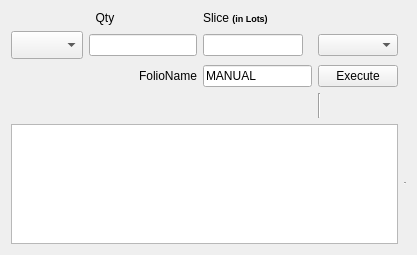
yashnmehta1/Autotrader-Reborn, file Resourses/UI/multiOrder.ui: the form before one commit.
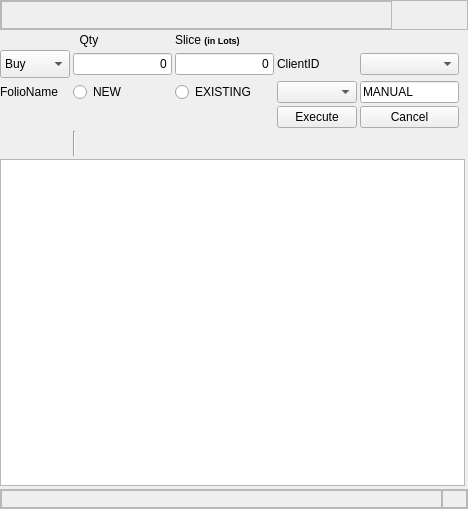
The form after the commit. Icons and pictures are not drawn.

Commit message: multi orders

The edit to the form file:
```diff
--- a/Resourses/UI/multiOrder.ui
+++ b/Resourses/UI/multiOrder.ui
@@ -6,15 +6,142 @@
    <rect>
     <x>0</x>
     <y>0</y>
-    <width>417</width>
-    <height>255</height>
+    <width>468</width>
+    <height>509</height>
    </rect>
   </property>
   <property name="windowTitle">
    <string>Form</string>
   </property>
   <layout class="QGridLayout" name="gridLayout">
-   <item row="2" column="1">
+   <property name="leftMargin">
+    <number>0</number>
+   </property>
+   <property name="topMargin">
+    <number>0</number>
+   </property>
+   <property name="rightMargin">
+    <number>0</number>
+   </property>
+   <property name="bottomMargin">
+    <number>0</number>
+   </property>
+   <property name="spacing">
+    <number>3</number>
+   </property>
+   <item row="3" column="4">
+    <widget class="QLabel" name="label_4">
+     <property name="text">
+      <string>ClientID</string>
+     </property>
+    </widget>
+   </item>
+   <item row="10" column="1" colspan="8">
+    <widget class="QFrame" name="frame_3">
+     <property name="minimumSize">
+      <size>
+       <width>0</width>
+       <height>20</height>
+      </size>
+     </property>
+     <property name="frameShape">
+      <enum>QFrame::StyledPanel</enum>
+     </property>
+     <property name="frameShadow">
+      <enum>QFrame::Raised</enum>
+     </property>
+     <layout class="QGridLayout" name="gridLayout_2">
+      <property name="leftMargin">
+       <number>0</number>
+      </property>
+      <property name="topMargin">
+       <number>0</number>
+      </property>
+      <property name="rightMargin">
+       <number>0</number>
+      </property>
+      <property name="bottomMargin">
+       <number>0</number>
+      </property>
+      <property name="spacing">
+       <number>0</number>
+      </property>
+      <item row="0" column="0">
+       <widget class="QFrame" name="frame_5">
+        <property name="frameShape">
+         <enum>QFrame::StyledPanel</enum>
+        </property>
+        <property name="frameShadow">
+         <enum>QFrame::Raised</enum>
+        </property>
+       </widget>
+      </item>
+      <item row="0" column="1">
+       <widget class="QFrame" name="sGripFrame">
+        <property name="maximumSize">
+         <size>
+          <width>25</width>
+          <height>25</height>
+         </size>
+        </property>
+        <property name="frameShape">
+         <enum>QFrame::StyledPanel</enum>
+        </property>
+        <property name="frameShadow">
+         <enum>QFrame::Raised</enum>
+        </property>
+       </widget>
+      </item>
+     </layout>
+    </widget>
+   </item>
+   <item row="4" column="2">
+    <widget class="QRadioButton" name="rbNewFolio">
+     <property name="text">
+      <string>NEW</string>
+     </property>
+    </widget>
+   </item>
+   <item row="3" column="3">
+    <widget class="QLineEdit" name="leSlice">
+     <property name="maximumSize">
+      <size>
+       <width>200</width>
+       <height>16777215</height>
+      </size>
+     </property>
+     <property name="text">
+      <string>0</string>
+     </property>
+     <property name="alignment">
+      <set>Qt::AlignRight|Qt::AlignTrailing|Qt::AlignVCenter</set>
+     </property>
+    </widget>
+   </item>
+   <item row="3" column="2">
+    <widget class="QLineEdit" name="leQty">
+     <property name="maximumSize">
+      <size>
+       <width>500</width>
+       <height>16777215</height>
+      </size>
+     </property>
+     <property name="text">
+      <string>0</string>
+     </property>
+     <property name="alignment">
+      <set>Qt::AlignRight|Qt::AlignTrailing|Qt::AlignVCenter</set>
+     </property>
+    </widget>
+   </item>
+   <item row="1" column="2">
+    <widget class="QLabel" name="label">
+     <property name="text">
+      <string>  Qty</string>
+     </property>
+    </widget>
+   </item>
+   <item row="3" column="1">
     <widget class="QComboBox" name="cbOrderType">
      <property name="sizePolicy">
       <sizepolicy hsizetype="Maximum" vsizetype="Minimum">
@@ -28,63 +155,258 @@
        <height>28</height>
       </size>
      </property>
+     <item>
+      <property name="text">
+       <string>Buy</string>
+      </property>
+     </item>
+     <item>
+      <property name="text">
+       <string>Sell</string>
+      </property>
+     </item>
     </widget>
    </item>
-   <item row="5" column="8">
+   <item row="9" column="1" colspan="7">
+    <widget class="QTableView" name="tableView"/>
+   </item>
+   <item row="9" column="8">
     <widget class="Line" name="line">
      <property name="orientation">
       <enum>Qt::Horizontal</enum>
      </property>
     </widget>
    </item>
-   <item row="2" column="4" colspan="2">
-    <widget class="QLineEdit" name="leSlice">
-     <property name="maximumSize">
-      <size>
-       <width>100</width>
-       <height>16777215</height>
-      </size>
-     </property>
-    </widget>
-   </item>
-   <item row="5" column="1" colspan="7">
-    <widget class="QTableView" name="tableView"/>
-   </item>
-   <item row="0" column="4">
-    <widget class="QLabel" name="label_2">
-     <property name="text">
-      <string>&lt;html&gt;&lt;head/&gt;&lt;body&gt;&lt;p&gt;Slice &lt;span style=&quot; font-size:7pt; font-weight:600;&quot;&gt;(in Lots)&lt;/span&gt;&lt;/p&gt;&lt;/body&gt;&lt;/html&gt;</string>
-     </property>
-    </widget>
-   </item>
-   <item row="3" column="3">
+   <item row="4" column="1">
     <widget class="QLabel" name="label_3">
      <property name="text">
       <string>FolioName</string>
      </property>
     </widget>
    </item>
-   <item row="0" column="2">
-    <widget class="QLabel" name="label">
-     <property name="text">
-      <string>  Qty</string>
+   <item row="0" column="1" colspan="8">
+    <widget class="QFrame" name="headerFrame">
+     <property name="minimumSize">
+      <size>
+       <width>0</width>
+       <height>0</height>
+      </size>
      </property>
+     <property name="maximumSize">
+      <size>
+       <width>16777215</width>
+       <height>30</height>
+      </size>
+     </property>
+     <property name="frameShape">
+      <enum>QFrame::StyledPanel</enum>
+     </property>
+     <property name="frameShadow">
+      <enum>QFrame::Raised</enum>
+     </property>
+     <layout class="QHBoxLayout" name="horizontalLayout_2">
+      <property name="spacing">
+       <number>0</number>
+      </property>
+      <property name="leftMargin">
+       <number>0</number>
+      </property>
+      <property name="topMargin">
+       <number>0</number>
+      </property>
+      <property name="rightMargin">
+       <number>0</number>
+      </property>
+      <property name="bottomMargin">
+       <number>0</number>
+      </property>
+      <item>
+       <widget class="QFrame" name="frame_2">
+        <property name="frameShape">
+         <enum>QFrame::StyledPanel</enum>
+        </property>
+        <property name="frameShadow">
+         <enum>QFrame::Raised</enum>
+        </property>
+       </widget>
+      </item>
+      <item>
+       <widget class="QFrame" name="btnframe">
+        <property name="sizePolicy">
+         <sizepolicy hsizetype="Expanding" vsizetype="Expanding">
+          <horstretch>0</horstretch>
+          <verstretch>0</verstretch>
+         </sizepolicy>
+        </property>
+        <property name="minimumSize">
+         <size>
+          <width>0</width>
+          <height>25</height>
+         </size>
+        </property>
+        <property name="maximumSize">
+         <size>
+          <width>75</width>
+          <height>25</height>
+         </size>
+        </property>
+        <property name="styleSheet">
+         <string notr="true">background-color: transparent;</string>
+        </property>
+        <property name="frameShape">
+         <enum>QFrame::StyledPanel</enum>
+        </property>
+        <property name="frameShadow">
+         <enum>QFrame::Raised</enum>
+        </property>
+        <layout class="QHBoxLayout" name="horizontalLayout">
+         <property name="spacing">
+          <number>0</number>
+         </property>
+         <property name="leftMargin">
+          <number>0</number>
+         </property>
+         <property name="topMargin">
+          <number>0</number>
+         </property>
+         <property name="rightMargin">
+          <number>0</number>
+         </property>
+         <property name="bottomMargin">
+          <number>0</number>
+         </property>
+         <item alignment="Qt::AlignTop">
+          <widget class="QPushButton" name="bt_min">
+           <property name="sizePolicy">
+            <sizepolicy hsizetype="Expanding" vsizetype="Expanding">
+             <horstretch>0</horstretch>
+             <verstretch>0</verstretch>
+            </sizepolicy>
+           </property>
+           <property name="minimumSize">
+            <size>
+             <width>35</width>
+             <height>25</height>
+            </size>
+           </property>
+           <property name="maximumSize">
+            <size>
+             <width>35</width>
+             <height>25</height>
+            </size>
+           </property>
+           <property name="styleSheet">
+            <string notr="true">QPushButton {
+  background-color: transparent;
+  border: 1px solid transparent;
+
+}
+QPushButton:hover {
+  background-color: #148CD2;    
+}
+</string>
+           </property>
+           <property name="text">
+            <string/>
+           </property>
+           <property name="icon">
+            <iconset resource="../icons/icons.qrc">
+             <normaloff>:/icon1/minus.svg</normaloff>:/icon1/minus.svg</iconset>
+           </property>
+           <property name="iconSize">
+            <size>
+             <width>15</width>
+             <height>15</height>
+            </size>
+           </property>
+          </widget>
+         </item>
+         <item alignment="Qt::AlignRight|Qt::AlignTop">
+          <widget class="QPushButton" name="bt_close">
+           <property name="sizePolicy">
+            <sizepolicy hsizetype="Maximum" vsizetype="Maximum">
+             <horstretch>0</horstretch>
+             <verstretch>0</verstretch>
+            </sizepolicy>
+           </property>
+           <property name="minimumSize">
+            <size>
+             <width>35</width>
+             <height>25</height>
+            </size>
+           </property>
+           <property name="maximumSize">
+            <size>
+             <width>35</width>
+             <height>25</height>
+            </size>
+           </property>
+           <property name="styleSheet">
+            <string notr="true">QPushButton {
+  background-color: transparent;
+  border: 1px solid transparent;
+
+}
+QPushButton:hover {
+  background-color: #148CD2;    
+}
+</string>
+           </property>
+           <property name="text">
+            <string/>
+           </property>
+           <property name="icon">
+            <iconset resource="../icons/icons.qrc">
+             <normaloff>:/icon1/x.svg</normaloff>:/icon1/x.svg</iconset>
+           </property>
+           <property name="iconSize">
+            <size>
+             <width>15</width>
+             <height>15</height>
+            </size>
+           </property>
+          </widget>
+         </item>
+        </layout>
+       </widget>
+      </item>
+     </layout>
     </widget>
    </item>
-   <item row="2" column="7">
+   <item row="3" column="5">
     <widget class="QComboBox" name="cbClient"/>
    </item>
-   <item row="2" column="2" colspan="2">
-    <widget class="QLineEdit" name="leQty">
-     <property name="maximumSize">
+   <item row="1" column="3">
+    <widget class="QLabel" name="label_2">
+     <property name="text">
+      <string>&lt;html&gt;&lt;head/&gt;&lt;body&gt;&lt;p&gt;Slice &lt;span style=&quot; font-size:7pt; font-weight:600;&quot;&gt;(in Lots)&lt;/span&gt;&lt;/p&gt;&lt;/body&gt;&lt;/html&gt;</string>
+     </property>
+    </widget>
+   </item>
+   <item row="4" column="3">
+    <widget class="QRadioButton" name="rbExistingFolio">
+     <property name="text">
+      <string>EXISTING</string>
+     </property>
+    </widget>
+   </item>
+   <item row="8" column="2">
+    <widget class="Line" name="line_2">
+     <property name="minimumSize">
       <size>
-       <width>150</width>
-       <height>16777215</height>
+       <width>0</width>
+       <height>25</height>
       </size>
      </property>
+     <property name="orientation">
+      <enum>Qt::Vertical</enum>
+     </property>
     </widget>
    </item>
-   <item row="3" column="4" colspan="3">
+   <item row="4" column="4">
+    <widget class="QComboBox" name="cbFolio"/>
+   </item>
+   <item row="4" column="5">
     <widget class="QLineEdit" name="leFolioNo">
      <property name="maximumSize">
       <size>
@@ -97,23 +419,17 @@
      </property>
     </widget>
    </item>
-   <item row="3" column="7">
+   <item row="7" column="4">
     <widget class="QPushButton" name="pbSubmit">
      <property name="text">
       <string>Execute</string>
      </property>
     </widget>
    </item>
-   <item row="4" column="7">
-    <widget class="Line" name="line_2">
-     <property name="minimumSize">
-      <size>
-       <width>0</width>
-       <height>25</height>
-      </size>
-     </property>
-     <property name="orientation">
-      <enum>Qt::Vertical</enum>
+   <item row="7" column="5">
+    <widget class="QPushButton" name="pbCancel">
+     <property name="text">
+      <string>Cancel</string>
      </property>
     </widget>
    </item>
```
Left out of the diff: 4 changed lines with no effect on the pictures. The commit also changes 14 other files.
